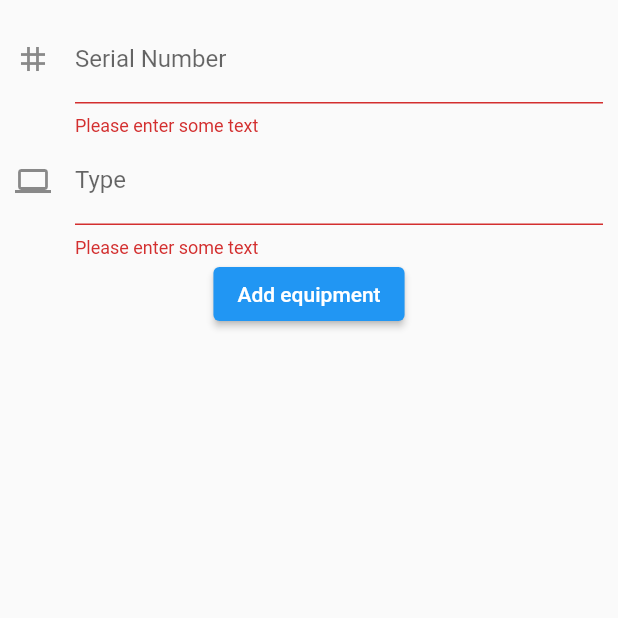
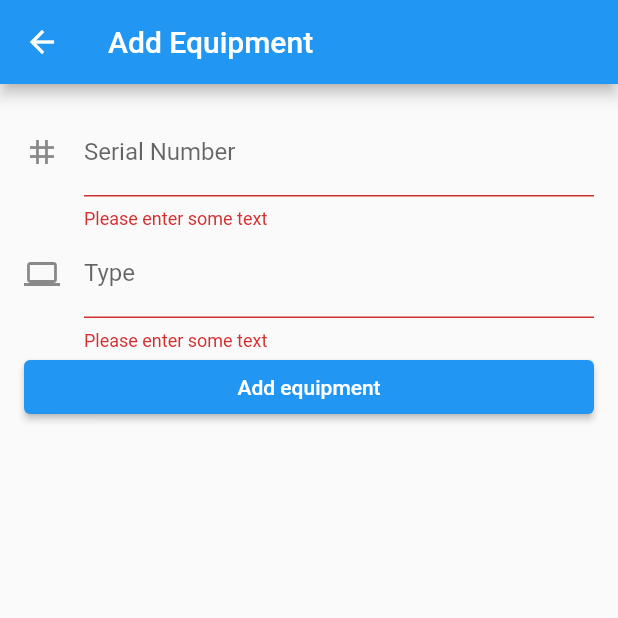
Before and after one commit to ironbody/equipment_app, a Flutter app: the EquipmentForm screen opened directly, after a tap on "Add equipment", on a phone screen of 412 x 824 dp, the top half of it. Run offline on Flutter 3.47's test engine with Material 2 defaults, Android fonts, the phone set to English and light mode, and no system bars; our stand-ins replace sqflite; accounts and stored records are empty; statements that could not run were skipped.

Commit message:
did work on the equipment form

```diff
--- a/lib/Equipment/equipment_form.dart
+++ b/lib/Equipment/equipment_form.dart
@@ -1,3 +1,5 @@
+import 'package:equipment_app/models/equipment.dart';
+import 'package:equipment_app/db/database_provider.dart';
 import 'package:flutter/material.dart';
 
 class EquipmentForm extends StatefulWidget {
@@ -10,31 +12,52 @@ class EquipmentForm extends StatefulWidget {
 class _EquipmentFormState extends State<EquipmentForm> {
   final _formKey = GlobalKey<FormState>();
 
-  final myController = TextEditingController();
+  // final myController = TextEditingController();
+
+  // ignore: prefer_final_fields
+  var _newEquipment = Equipment(
+    name: "",
+    description: "",
+    serial: "",
+    deviceType: DeviceType.other,
+    duration: 1,
+  );
 
   @override
   void dispose() {
     // Clean up the controller when the widget is disposed.
-    myController.dispose();
+    // myController.dispose();
     super.dispose();
   }
 
-  void _submitEquipment() {
+  void _submitForm() async {
     // _formKey.currentState.
+    _saveForm();
+    print("submitted");
+    final db = DatabaseProvider();
+    await db.addEquipment(_newEquipment);
   }
 
-
+  void _saveForm() {
+    _formKey.currentState?.save();
+    print("saved");
+    print(_newEquipment.serial);
+  }
 
   @override
   Widget build(BuildContext context) {
-    return Form(
+    return Scaffold(
+      appBar: AppBar(
+        title: const Text("Add Equipment"),
+      ),
+      body: Padding(
+        padding: const EdgeInsets.all(16.0),
+        child: Form(
             key: _formKey,
-        child: Padding(
-          padding: const EdgeInsets.all(10.0),
-          child: Column(
+            child: ListView(
               children: [
                 TextFormField(
-                decoration: InputDecoration(
+                    decoration: const InputDecoration(
                         labelText: "Serial Number", icon: Icon(Icons.tag)),
                     validator: (value) {
                       if (value == null || value.isEmpty) {
@@ -42,9 +65,17 @@ class _EquipmentFormState extends State<EquipmentForm> {
                       }
                       return null;
                     },
+                    textInputAction: TextInputAction.next,
+                    onSaved: (value) {
+                      // _newEquipment = Equipment(serial: value ?? "");
+                    },
+                    onFieldSubmitted: (_) {
+                      _saveForm();
+                    }
                     // controller: myController,
-              ),TextFormField(
-                decoration: InputDecoration(
+                    ),
+                TextFormField(
+                  decoration: const InputDecoration(
                       labelText: "Type", icon: Icon(Icons.laptop_outlined)),
                   validator: (value) {
                     if (value == null || value.isEmpty) {
@@ -52,17 +83,22 @@ class _EquipmentFormState extends State<EquipmentForm> {
                     }
                     return null;
                   },
+                  textInputAction: TextInputAction.done,
+                  onFieldSubmitted: (_) {
+                    _saveForm();
+                  },
                 ),
                 ElevatedButton(
                     onPressed: () {
                       if (_formKey.currentState!.validate()) {
                         // _formKey.currentState
-                      _submitEquipment();
+                        _submitForm();
                       }
                     },
                     child: const Text("Add equipment"))
               ],
+            )),
       ),
-        ));
+    );
   }
 }
```
Lines whose indentation alone changed are shown as unchanged.
